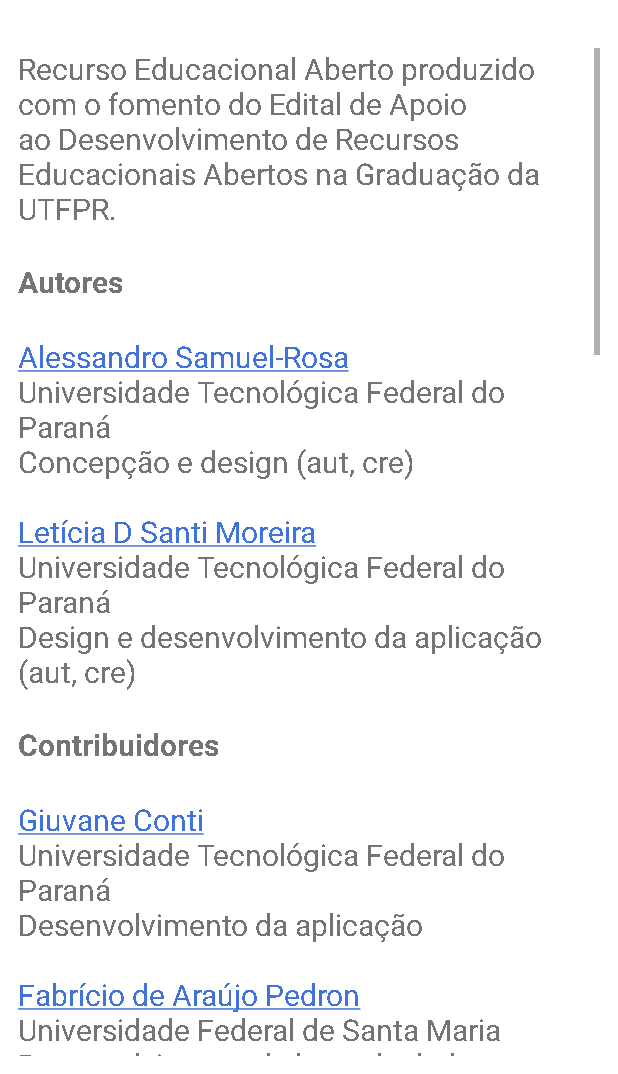
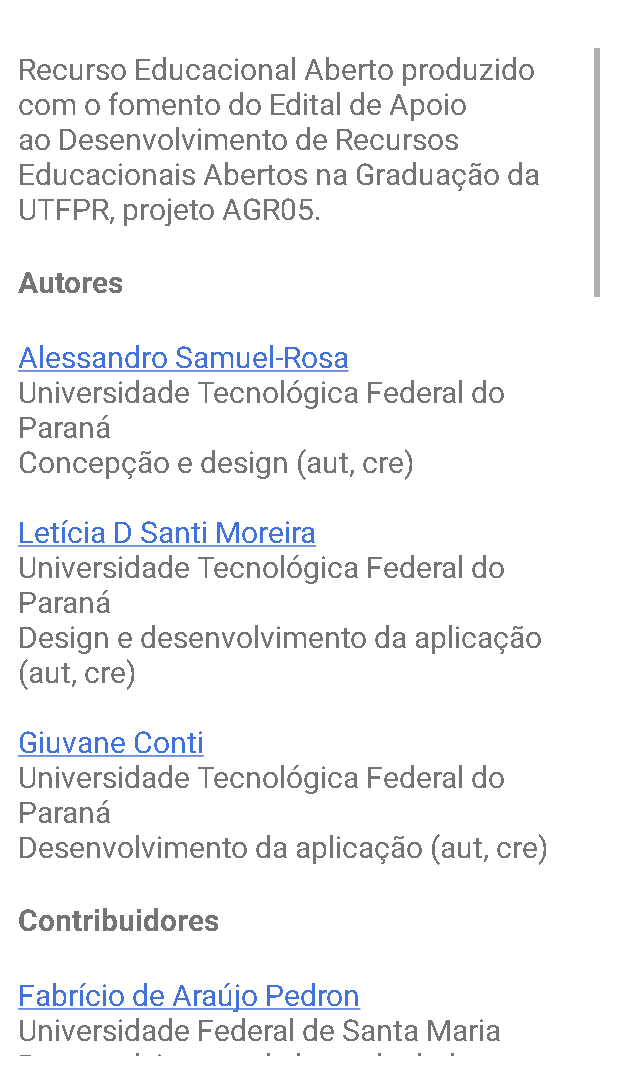
Before and after one commit to Laboratorio-de-Pedometria/aplicativoClassificador, an Android app: the SaibaMaisActivity screen opened directly, with no data from a screen before it, on a phone screen of 412 x 824 dp, the part 162-1236 px from its top. Run offline under Robolectric (Android 15) with nearby library versions, the phone set to English and light mode, and no system bars.

Commit message:
alterações saiba mais

```diff
--- a/app/src/main/res/values/strings.xml
+++ b/app/src/main/res/values/strings.xml
@@ -1,11 +1,11 @@
 <resources>
     <string name="app_name">soilDT</string>
-    <string name="txtCredits">"Recurso Educacional Aberto produzido com o fomento do Edital de Apoio ao Desenvolvimento de Recursos Educacionais Abertos na Graduação da UTFPR.\n"
+    <string name="txtCredits">"Recurso Educacional Aberto produzido com o fomento do Edital de Apoio ao Desenvolvimento de Recursos Educacionais Abertos na Graduação da UTFPR, projeto AGR05.\n"
                 "\n<b>Autores</b>"
                 "\n<a href="https://orcid.org/0000-0003-0877-1320">Alessandro Samuel-Rosa\n</a>Universidade Tecnológica Federal do Paraná\nConcepção e design (aut, cre)"
                 "\n<a href="https://orcid.org/0000-0002-4172-6508">Letícia D Santi Moreira\n</a>Universidade Tecnológica Federal do Paraná\nDesign e desenvolvimento da aplicação (aut, cre)"
+                "\n<a href="https://orcid.org/0000-0002-3389-5053">Giuvane Conti\n</a>Universidade Tecnológica Federal do Paraná\nDesenvolvimento da aplicação (aut, cre)"
                 "\n<b>Contribuidores</b>"
-                "\n<a href="https://orcid.org/0000-0002-3389-5053" style="text-decoration:none">Giuvane Conti\n</a>Universidade Tecnológica Federal do Paraná\nDesenvolvimento da aplicação"
                 "\n<a href="">Fabrício de Araújo Pedron\n</a>Universidade Federal de Santa Maria\nDesenvolvimento da base de dados"
                 "\n<a href="">Ademir Fontana\n</a>Embrapa Solos\nDesenvolvimento da base de dados"
                 "\n<a href="https://orcid.org/0000-0002-8834-9869">Ricardo Simão Diniz Dalmolin\n</a>Universidade Federal de Santa Maria\nDesenvolvimento da base de dados"
@@ -20,12 +20,17 @@
                 "\nAcesse o espaço de desenvolvimento do Laboratório de Pedometria no <a href="https://github.com/Laboratorio-de-Pedometria/soilDT/issues">GitHub</a> e deixe uma mensagem para nossa equipe."
                 "\n<a href="https://github.com/Laboratorio-de-Pedometria/soilDT/">Versão: 0.0.1</a>"
                 "\nData: 2021-07-13"
-                "\n<b>Licensa"</b>
+                "\n<b>Licença"</b>
                 "\n\nCopyright 2021 UTFPR"
-                "\nLicensed under the Apache License, Version 2.0 (the "License");"
+                "\nLicensed under the Apache License, Version 2.0;"
                 "\nyou may not use this file except in compliance with the License."
-                "\nYou may obtain a copy of the License at <a href="http://www.apache.org/licenses/LICENSE-2.0">http://www.apache.org/licenses/LICENSE-2.0</a>"
+                "\nYou may obtain a copy of the License at <a href="http://www.apache.org/licenses/LICENSE-2.0">http://www.apache.org/licenses/LICENSE-2.0.</a>"
                 "\nUnless required by applicable law or agreed to in writing, software distributed under the License is distributed on an "AS IS" BASIS, WITHOUT WARRANTIES OR CONDITIONS OF ANY KIND, either express or implied."
                 "\nSee the License for the specific language governing permissions and limitations under the License."
+                "\n\nLicenciado sob a Licença Apache, Versão 2.0;"
+                "\nVocê não deve usar este arquivo, exceto em conformidade com a Licença."
+                "\nVocê pode obter uma cópia da Licença em <a href="http://www.apache.org/licenses/LICENSE-2.0">http://www.apache.org/licenses/LICENSE-2.0.</a>"
+                "\nA menos que exigido pela lei aplicável ou acordado por escrito, software distribuído sob a Licença é distribuído em uma BASE "COMO ESTÁ", SEM GARANTIAS OU CONDIÇÕES DE QUALQUER TIPO, expressas ou implícitas."
+                "\nConsulte a Licença para as permissões específicas que regem o idioma e limitações sob a Licença."
         </string>
 </resources>
```
